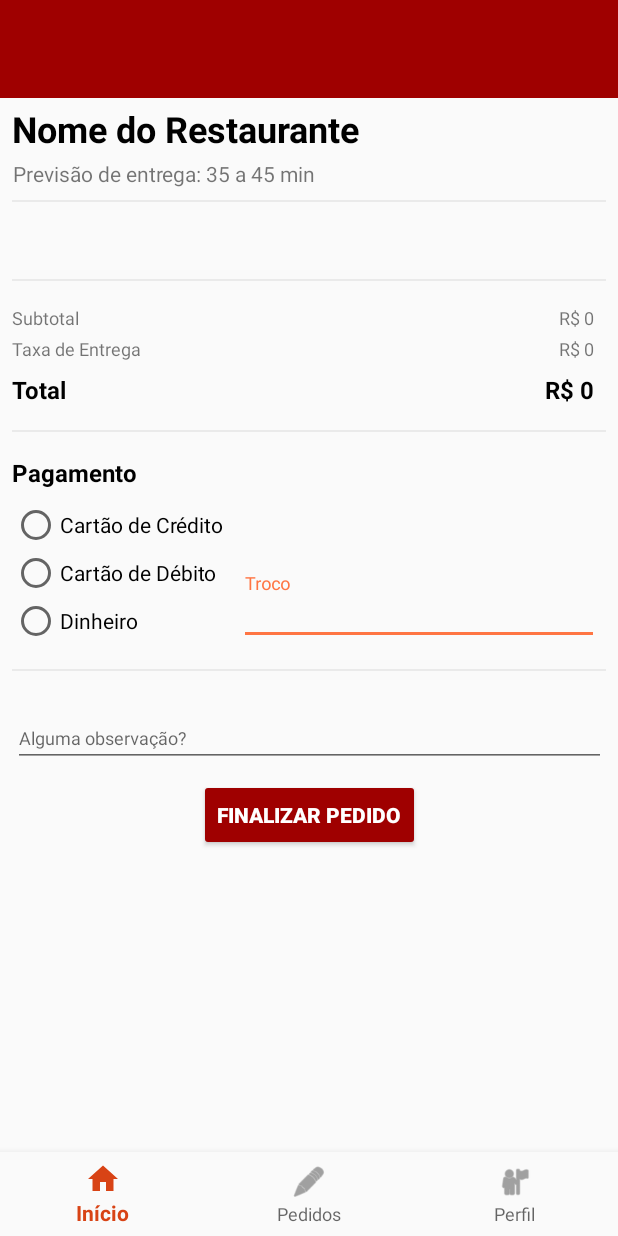
After one commit to mateusmatinato/TrabalhoTopicos, an Android app: the FinalizarPedido screen opened directly, with no data from a screen before it, on a phone screen of 412 x 824 dp. The commit adds this screen. Run offline under Robolectric (Android 15) with nearby library versions, the phone set to English and light mode, and no system bars; 10 statements that could not run were skipped.

Commit message:
Activity de finalizar pedido e botão + e -

```diff
--- a/app/src/main/AndroidManifest.xml
+++ b/app/src/main/AndroidManifest.xml
@@ -15,6 +15,7 @@
             android:name=".Home"
             android:label="@string/title_activity_home" />
         <activity android:name=".Admin" />
+        <activity android:name=".FinalizarPedido"/>
         <activity android:name=".Cadastro" />
         <activity android:name=".MainActivity">
             <intent-filter>
--- /dev/null
+++ b/app/src/main/java/com/mateusmatinato/trabalhotopicosnovo/FinalizarPedido.java
@@ -0,0 +1,126 @@
+package com.mateusmatinato.trabalhotopicosnovo;
+
+import android.content.Intent;
+import android.database.Cursor;
+import android.database.sqlite.SQLiteDatabase;
+import android.database.sqlite.SQLiteException;
+import android.os.Bundle;
+import android.support.annotation.NonNull;
+import android.support.design.widget.BottomNavigationView;
+import android.support.v7.app.AppCompatActivity;
+import android.util.Log;
+import android.view.MenuItem;
+import android.widget.TextView;
+import android.widget.Toast;
+
+import java.text.DecimalFormat;
+import java.util.HashMap;
+import java.util.Map;
+
+public class FinalizarPedido extends AppCompatActivity {
+
+    private TextView tvNome;
+    private SQLiteDatabase bd;
+
+    private DecimalFormat df2 = new DecimalFormat("#.##");
+
+    private int idUsuario;
+    private int idRestaurante;
+    private HashMap<Integer, Integer> listaItens = new HashMap<>();
+
+    private SQLiteDatabase db;
+
+    private TextView nomeRestaurante, enderecoUsuario, tempoEntrega,
+            subTotal, taxaEntrega, totalPedido, itensPedido;
+
+    private BottomNavigationView.OnNavigationItemSelectedListener mOnNavigationItemSelectedListener
+            = new BottomNavigationView.OnNavigationItemSelectedListener() {
+
+        @Override
+        public boolean onNavigationItemSelected(@NonNull MenuItem item) {
+            switch (item.getItemId()) {
+                case R.id.navigation_home:
+                    Intent home = new Intent(getApplicationContext(), Home.class);
+                    home.putExtra("idUsuario", idUsuario);
+                    finish();
+                    //startActivity(home);
+                    break;
+                case R.id.navigation_pedidos:
+
+                    break;
+                case R.id.navigation_perfil:
+
+                    break;
+            }
+            return false;
+        }
+    };
+
+    @Override
+    protected void onCreate(Bundle savedInstanceState) {
+        getSupportActionBar().hide(); // Oculta título do app
+        super.onCreate(savedInstanceState);
+        overridePendingTransition(R.layout.slide_up, R.layout.slide_down);
+        setContentView(R.layout.activity_finalizarpedido);
+
+        bd = openOrCreateDatabase("trabalhoTopicos", MODE_PRIVATE, null);
+        Cursor cursor;
+
+        Intent intent = getIntent();
+        idUsuario = intent.getIntExtra("idUsuario", 0);
+        idRestaurante = intent.getIntExtra("idRestaurante", 0);
+        listaItens = (HashMap<Integer, Integer>) intent.getSerializableExtra("listaPedidos");
+
+        nomeRestaurante = findViewById(R.id.tvNomeRestaurante);
+        enderecoUsuario = findViewById(R.id.tvEndereco);
+        tempoEntrega = findViewById(R.id.tvEntrega);
+        subTotal = findViewById(R.id.tvSubTotal);
+        taxaEntrega = findViewById(R.id.tvSubTotal2);
+        totalPedido = findViewById(R.id.tvPrecoTotalFinalizar);
+        itensPedido = findViewById(R.id.tvListaItens);
+
+        String pedido = "";
+        Double valorItens = 0.00;
+        Double valorTotal = 0.00;
+        Double taxaEntregaDouble = 0.00;
+        int cont = 0;
+        for (Map.Entry item : listaItens.entrySet()) {
+            try {
+                cursor = bd.rawQuery("SELECT * FROM produtos WHERE idProduto = " + item.getKey(), null);
+                cursor.moveToFirst();
+                pedido += item.getValue() + " - " + cursor.getString(cursor.getColumnIndex("nome"));
+                String qtd = "" + item.getValue();
+                valorItens += (cursor.getDouble(cursor.getColumnIndex("preco")) * Integer.parseInt(qtd));
+                if (cont != listaItens.size() - 1)
+                    pedido += "\n";
+            } catch (SQLiteException e) {
+                Toast.makeText(this, "Não foi possível buscar o item: " + item.getKey(), Toast.LENGTH_SHORT).show();
+            }
+            cont++;
+        }
+
+        try {
+            cursor = bd.rawQuery("SELECT * FROM restaurantes WHERE idRestaurante = " + idRestaurante, null);
+            cursor.moveToFirst();
+            taxaEntregaDouble = cursor.getDouble(cursor.getColumnIndex("taxaEntrega"));
+            nomeRestaurante.setText(cursor.getString(cursor.getColumnIndex("nome")));
+            tempoEntrega.setText("Previsão de entrega: " + cursor.getString(cursor.getColumnIndex("tempoEntrega")));
+        } catch (SQLiteException e) {
+            Toast.makeText(this, "Falha ao buscar o restaurante", Toast.LENGTH_SHORT).show();
+        }
+
+        subTotal.setText("R$ " + df2.format(valorItens));
+        taxaEntrega.setText("R$ " + df2.format(taxaEntregaDouble));
+        valorTotal = valorItens + taxaEntregaDouble;
+        totalPedido.setText("R$ " + df2.format(valorTotal));
+
+        itensPedido.setText(pedido);
+
+
+        BottomNavigationView navigation = (BottomNavigationView) findViewById(R.id.navigation);
+        navigation.setOnNavigationItemSelectedListener(mOnNavigationItemSelectedListener);
+        navigation.getMenu().findItem(R.id.navigation_home).setChecked(true);
+
+
+    }
+}
--- /dev/null
+++ b/app/src/main/res/layout/activity_finalizarpedido.xml
@@ -0,0 +1,332 @@
+<?xml version="1.0" encoding="utf-8"?>
+<android.support.constraint.ConstraintLayout xmlns:android="http://schemas.android.com/apk/res/android"
+    xmlns:app="http://schemas.android.com/apk/res-auto"
+    xmlns:tools="http://schemas.android.com/tools"
+    android:layout_width="match_parent"
+    android:layout_height="match_parent"
+    tools:context=".Pedidos">
+
+    <android.support.v7.widget.Toolbar
+        android:id="@+id/toolbar"
+        android:layout_width="416dp"
+        android:layout_height="65dp"
+        android:background="@color/colorPrimaryDark"
+        android:minHeight="?attr/actionBarSize"
+        android:theme="?attr/actionBarTheme"
+        app:layout_constraintEnd_toEndOf="parent"
+        app:layout_constraintHorizontal_bias="0.5"
+        app:layout_constraintStart_toStartOf="parent"
+        app:layout_constraintTop_toTopOf="parent" />
+
+    <View
+        android:id="@+id/separator"
+        android:layout_width="match_parent"
+        android:layout_height="1dp"
+        android:layout_marginStart="8dp"
+        android:layout_marginTop="8dp"
+        android:layout_marginEnd="8dp"
+        android:background="#eaeaea"
+        app:layout_constraintEnd_toEndOf="parent"
+        app:layout_constraintHorizontal_bias="0.5"
+        app:layout_constraintStart_toStartOf="parent"
+        app:layout_constraintTop_toBottomOf="@+id/tvEntrega" />
+
+    <View
+        android:id="@+id/separator2"
+        android:layout_width="match_parent"
+        android:layout_height="1dp"
+        android:layout_marginStart="8dp"
+        android:layout_marginTop="16dp"
+        android:layout_marginEnd="8dp"
+        android:background="#eaeaea"
+        app:layout_constraintEnd_toEndOf="parent"
+        app:layout_constraintHorizontal_bias="0.0"
+        app:layout_constraintStart_toStartOf="parent"
+        app:layout_constraintTop_toBottomOf="@+id/tvListaItens" />
+
+    <View
+        android:id="@+id/separator3"
+        android:layout_width="match_parent"
+        android:layout_height="1dp"
+        android:layout_marginStart="8dp"
+        android:layout_marginTop="16dp"
+        android:layout_marginEnd="8dp"
+        android:background="#eaeaea"
+        app:layout_constraintEnd_toEndOf="parent"
+        app:layout_constraintStart_toStartOf="parent"
+        app:layout_constraintTop_toBottomOf="@+id/tv" />
+
+    <View
+        android:id="@+id/separator5"
+        android:layout_width="match_parent"
+        android:layout_height="1dp"
+        android:layout_marginStart="8dp"
+        android:layout_marginTop="16dp"
+        android:layout_marginEnd="8dp"
+        android:background="#eaeaea"
+        app:layout_constraintEnd_toEndOf="parent"
+        app:layout_constraintStart_toStartOf="parent"
+        app:layout_constraintTop_toBottomOf="@+id/textLayoutTroco" />
+
+    <TextView
+        android:id="@+id/tvNomeProduto"
+        android:layout_width="wrap_content"
+        android:layout_height="wrap_content"
+        android:layout_marginTop="8dp"
+        android:layout_marginBottom="8dp"
+        android:text="Finalizar Pedido"
+        android:textColor="@android:color/background_light"
+        android:textSize="18sp"
+        android:textStyle="bold"
+        app:layout_constraintBottom_toBottomOf="@+id/toolbar"
+        app:layout_constraintEnd_toStartOf="@+id/toolbar"
+        app:layout_constraintStart_toEndOf="@+id/toolbar"
+        app:layout_constraintTop_toTopOf="parent"
+        app:layout_constraintVertical_bias="0.0" />
+
+    <android.support.design.widget.BottomNavigationView
+        android:id="@+id/navigation"
+        android:layout_width="0dp"
+        android:layout_height="wrap_content"
+        android:layout_marginStart="0dp"
+        android:layout_marginEnd="0dp"
+        android:background="?android:attr/windowBackground"
+        app:layout_constraintBottom_toBottomOf="parent"
+        app:layout_constraintLeft_toLeftOf="parent"
+        app:layout_constraintRight_toRightOf="parent"
+        app:menu="@menu/navigation" />
+
+    <TextView
+        android:id="@+id/tvEndereco"
+        android:layout_width="wrap_content"
+        android:layout_height="wrap_content"
+        android:layout_marginTop="4dp"
+        android:text="Entregar em: Rua Monsenhor Braz Baffa, 365, Jardim Nazareth"
+        android:textAlignment="center"
+        android:textColor="@android:color/background_light"
+        android:textSize="12sp"
+        app:layout_constraintEnd_toStartOf="@+id/toolbar"
+        app:layout_constraintHorizontal_bias="0.501"
+        app:layout_constraintStart_toEndOf="@+id/toolbar"
+        app:layout_constraintTop_toBottomOf="@+id/tvNomeProduto" />
+
+    <TextView
+        android:id="@+id/tvNomeRestaurante"
+        android:layout_width="wrap_content"
+        android:layout_height="wrap_content"
+        android:layout_marginStart="8dp"
+        android:layout_marginTop="4dp"
+        android:layout_marginEnd="8dp"
+        android:fontFamily="sans-serif"
+        android:text="Nome do Restaurante"
+        android:textColor="@android:color/background_dark"
+        android:textSize="24sp"
+        android:textStyle="bold"
+        app:layout_constraintEnd_toEndOf="parent"
+        app:layout_constraintHorizontal_bias="0.0"
+        app:layout_constraintStart_toStartOf="parent"
+        app:layout_constraintTop_toBottomOf="@+id/toolbar" />
+
+    <TextView
+        android:id="@+id/tvEntrega"
+        android:layout_width="wrap_content"
+        android:layout_height="wrap_content"
+        android:layout_marginStart="8dp"
+        android:layout_marginTop="4dp"
+        android:layout_marginEnd="8dp"
+        android:text="Previsão de entrega: 35 a 45 min"
+        app:layout_constraintEnd_toEndOf="parent"
+        app:layout_constraintHorizontal_bias="0.005"
+        app:layout_constraintStart_toStartOf="parent"
+        app:layout_constraintTop_toBottomOf="@+id/tvNomeRestaurante" />
+
+    <TextView
+        android:id="@+id/tvListaItens"
+        android:layout_width="wrap_content"
+        android:layout_height="wrap_content"
+        android:layout_marginStart="8dp"
+        android:layout_marginTop="16dp"
+        android:layout_marginEnd="8dp"
+        android:text="Lista de Itens"
+        app:layout_constraintEnd_toEndOf="parent"
+        app:layout_constraintHorizontal_bias="0.0"
+        app:layout_constraintStart_toStartOf="parent"
+        app:layout_constraintTop_toBottomOf="@+id/separator" />
+
+    <TextView
+        android:id="@+id/tv"
+        android:layout_width="wrap_content"
+        android:layout_height="wrap_content"
+        android:layout_marginStart="8dp"
+        android:layout_marginTop="8dp"
+        android:text="Total"
+        android:textColor="@android:color/background_dark"
+        android:textSize="16sp"
+        android:textStyle="bold"
+        app:layout_constraintStart_toStartOf="parent"
+        app:layout_constraintTop_toBottomOf="@+id/tv3" />
+
+    <TextView
+        android:id="@+id/tv5"
+        android:layout_width="wrap_content"
+        android:layout_height="wrap_content"
+        android:layout_marginStart="8dp"
+        android:layout_marginTop="16dp"
+        android:text="Pagamento"
+        android:textColor="@android:color/background_dark"
+        android:textSize="16sp"
+        android:textStyle="bold"
+        app:layout_constraintStart_toStartOf="parent"
+        app:layout_constraintTop_toBottomOf="@+id/separator3" />
+
+    <TextView
+        android:id="@+id/tvPrecoTotalFinalizar"
+        android:layout_width="wrap_content"
+        android:layout_height="wrap_content"
+        android:layout_marginTop="8dp"
+        android:layout_marginEnd="16dp"
+        android:text="R$ 0.00"
+        android:textColor="@android:color/background_dark"
+        android:textSize="16sp"
+        android:textStyle="bold"
+        app:layout_constraintEnd_toEndOf="parent"
+        app:layout_constraintTop_toBottomOf="@+id/tvSubTotal2" />
+
+    <TextView
+        android:id="@+id/tv1"
+        android:layout_width="wrap_content"
+        android:layout_height="wrap_content"
+        android:layout_marginStart="8dp"
+        android:layout_marginTop="16dp"
+        android:text="Subtotal"
+        android:textSize="12sp"
+        app:layout_constraintStart_toStartOf="parent"
+        app:layout_constraintTop_toBottomOf="@+id/separator2" />
+
+    <TextView
+        android:id="@+id/tv3"
+        android:layout_width="wrap_content"
+        android:layout_height="wrap_content"
+        android:layout_marginStart="8dp"
+        android:layout_marginTop="4dp"
+        android:text="Taxa de Entrega"
+        android:textSize="12sp"
+        app:layout_constraintStart_toStartOf="parent"
+        app:layout_constraintTop_toBottomOf="@+id/tv1" />
+
+    <TextView
+        android:id="@+id/tvSubTotal"
+        android:layout_width="wrap_content"
+        android:layout_height="wrap_content"
+        android:layout_marginTop="16dp"
+        android:layout_marginEnd="16dp"
+        android:text="R$ 0.00"
+        android:textSize="12sp"
+        app:layout_constraintEnd_toEndOf="parent"
+        app:layout_constraintTop_toBottomOf="@+id/separator2" />
+
+    <TextView
+        android:id="@+id/tvSubTotal2"
+        android:layout_width="wrap_content"
+        android:layout_height="wrap_content"
+        android:layout_marginTop="4dp"
+        android:layout_marginEnd="16dp"
+        android:text="R$ 0.00"
+        android:textSize="12sp"
+        app:layout_constraintEnd_toEndOf="parent"
+        app:layout_constraintTop_toBottomOf="@+id/tvSubTotal" />
+
+    <RadioGroup
+        android:layout_width="wrap_content"
+        android:layout_height="wrap_content"
+        tools:layout_editor_absoluteX="26dp"
+        tools:layout_editor_absoluteY="332dp" />
+
+    <RadioGroup
+        android:id="@+id/radioGroup"
+        android:layout_width="147dp"
+        android:layout_height="97dp"
+        android:layout_marginStart="8dp"
+        android:layout_marginTop="8dp"
+        app:layout_constraintStart_toStartOf="parent"
+        app:layout_constraintTop_toBottomOf="@+id/tv5">
+
+        <RadioButton
+            android:id="@+id/radioCartaoCredito"
+            android:layout_width="wrap_content"
+            android:layout_height="wrap_content"
+            android:text="Cartão de Crédito"
+            tools:layout_editor_absoluteX="9dp"
+            tools:layout_editor_absoluteY="317dp" />
+
+        <RadioButton
+            android:id="@+id/radioCartaoDebito"
+            android:layout_width="wrap_content"
+            android:layout_height="wrap_content"
+            android:text="Cartão de Débito"
+            tools:layout_editor_absoluteX="9dp"
+            tools:layout_editor_absoluteY="349dp" />
+
+        <RadioButton
+            android:id="@+id/radioDinheiro"
+            android:layout_width="wrap_content"
+            android:layout_height="wrap_content"
+            android:text="Dinheiro"
+            tools:layout_editor_absoluteX="10dp"
+            tools:layout_editor_absoluteY="381dp" />
+    </RadioGroup>
+
+    <android.support.design.widget.TextInputLayout
+        android:id="@+id/textLayoutTroco"
+        android:layout_width="240dp"
+        android:layout_height="wrap_content"
+        android:layout_marginStart="4dp"
+        android:layout_marginTop="56dp"
+        app:layout_constraintStart_toEndOf="@+id/radioGroup"
+        app:layout_constraintTop_toBottomOf="@+id/tv5">
+
+        <EditText
+            android:id="@+id/etTroco"
+            android:layout_width="match_parent"
+            android:layout_height="wrap_content"
+            android:layout_weight="1"
+            android:ems="10"
+            android:hint="Troco"
+            android:inputType="numberDecimal"
+            android:textSize="12sp" />
+    </android.support.design.widget.TextInputLayout>
+
+    <android.support.design.widget.TextInputLayout
+        android:id="@+id/textLayoutObs"
+        android:layout_width="395dp"
+        android:layout_height="wrap_content"
+        android:layout_marginStart="8dp"
+        android:layout_marginTop="16dp"
+        android:layout_marginEnd="8dp"
+        app:layout_constraintEnd_toEndOf="parent"
+        app:layout_constraintStart_toStartOf="parent"
+        app:layout_constraintTop_toBottomOf="@+id/separator5">
+
+        <android.support.design.widget.TextInputEditText
+            android:id="@+id/etObs"
+            android:layout_width="match_parent"
+            android:layout_height="wrap_content"
+            android:hint="Alguma observação?"
+            android:textSize="12sp" />
+    </android.support.design.widget.TextInputLayout>
+
+    <Button
+        android:id="@+id/btnFinalizar"
+        android:layout_width="wrap_content"
+        android:layout_height="wrap_content"
+        android:layout_marginTop="8dp"
+        android:backgroundTint="@color/colorPrimaryDark"
+        android:text="Finalizar Pedido"
+        android:textColor="@android:color/background_light"
+        android:textStyle="bold"
+        app:layout_constraintEnd_toEndOf="parent"
+        app:layout_constraintHorizontal_bias="0.5"
+        app:layout_constraintStart_toStartOf="parent"
+        app:layout_constraintTop_toBottomOf="@+id/textLayoutObs" />
+
+</android.support.constraint.ConstraintLayout>
```
Also changed, not shown: app/src/main/java/com/mateusmatinato/trabalhotopicosnovo/MainActivity.java (+10 -8 lines), app/src/main/java/com/mateusmatinato/trabalhotopicosnovo/RestauranteActivity.java (+54 -2 lines), app/src/main/java/com/mateusmatinato/trabalhotopicosnovo/adapter/AdapterProdutos.java (+29 -5 lines), app/src/main/res/layout/activity_restaurante.xml (+14 -12 lines), app/src/main/res/layout/adapter_produtos.xml (+14 -5 lines), app/src/main/res/layout/slide_down.xml (added, +12 -0 lines), app/src/main/res/layout/slide_up.xml (added, +13 -0 lines), app/src/main/res/drawable-v24/icon_minus.png (added), app/src/main/res/drawable-v24/icon_plus.png (added).
